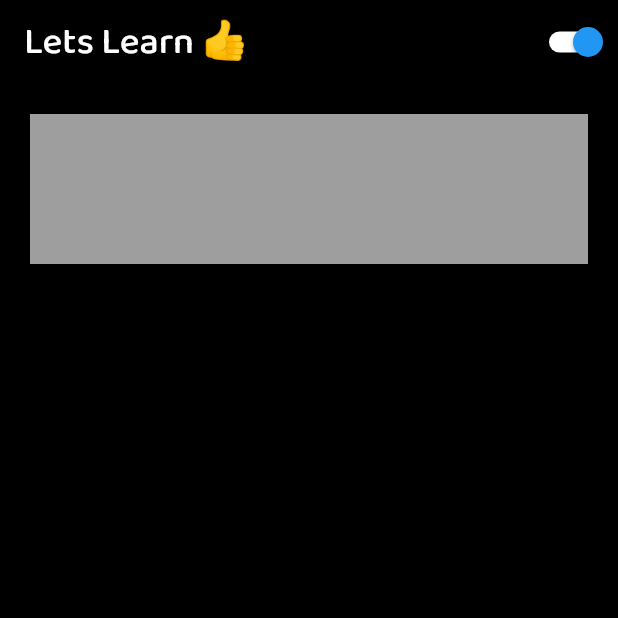
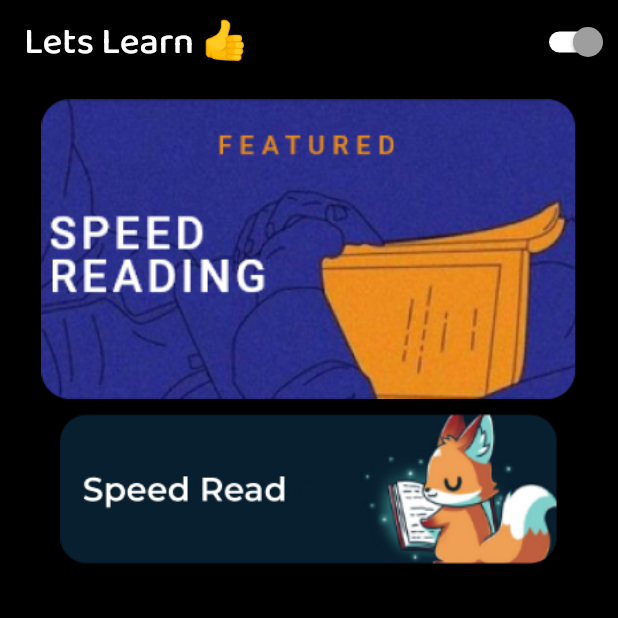
Before and after one commit to Bolt-SIH/BOLT-frontend, a Flutter app: the Landing_Page screen opened directly, on a phone screen of 412 x 824 dp, the top half of it. Run offline on Flutter 3.47's test engine with Material 2 defaults, Android fonts, the phone set to English and light mode, and no system bars; our stand-ins replace carousel_slider, firebase_auth, firebase_core, flutter_svg, get_storage, google_sign_in and 1 more; accounts and stored records are empty.

Commit message:
Let's lean page refinment

```diff
--- a/lib/models/discover_api.dart
+++ b/lib/models/discover_api.dart
@@ -13,7 +13,7 @@ Future<List<dynamic>> fetcharticle() async {
   http.Response response =
       await _apiRequest.getResponse("/content/fetch-articles", ApiType.get);
 
-  log(json.decode(response.body).toString());
+  // log(json.decode(response.body).toString());
   return [];
 }
 
--- a/lib/screens/Learning_Games/learn_start.dart
+++ b/lib/screens/Learning_Games/learn_start.dart
@@ -1,3 +1,5 @@
+import 'dart:developer';
+
 import 'package:bolt/screens/Discover/discover_main.dart';
 import 'package:flutter/material.dart';
 
@@ -32,7 +34,7 @@ class _Landing_PageState extends State<Landing_Page> {
                 });
               },
               value: isSwitched,
-              activeColor: Colors.blue,
+              activeColor: Colors.grey,
               activeTrackColor: Colors.white,
               inactiveThumbColor: Colors.grey,
               inactiveTrackColor: Colors.white),
@@ -48,15 +50,35 @@ class Learn_start extends StatelessWidget {
 
   @override
   Widget build(BuildContext context) {
-    return ListView(
-      children: [
-        Container(
-          margin: EdgeInsets.all(20),
-          color: Colors.grey,
-          height: 100,
-          width: MediaQuery.of(context).size.width * 0.9,
-        )
-      ],
+    return Container(
+      margin: const EdgeInsets.symmetric(horizontal: 17),
+      child: ListView(
+        children: [
+          const SizedBox(
+            height: 10,
+          ),
+          SizedBox(
+            height: 200,
+            width: MediaQuery.of(context).size.width * 0.9,
+            child: ClipRRect(
+              child: Image.asset("assets/images/feature_image.png"),
+            ),
+          ),
+          GestureDetector(
+            onTap: () {
+              log("Pressed");
+            },
+            child: Container(
+              height: 100,
+              margin: const EdgeInsets.symmetric(vertical: 10),
+              width: MediaQuery.of(context).size.width * 0.9,
+              child: ClipRRect(
+                child: Image.asset("assets/images/speedread.png"),
+              ),
+            ),
+          )
+        ],
+      ),
     );
   }
 }
```
Also changed, not shown: assets/images/feature_image.png (added), assets/images/speedread.png (added).
